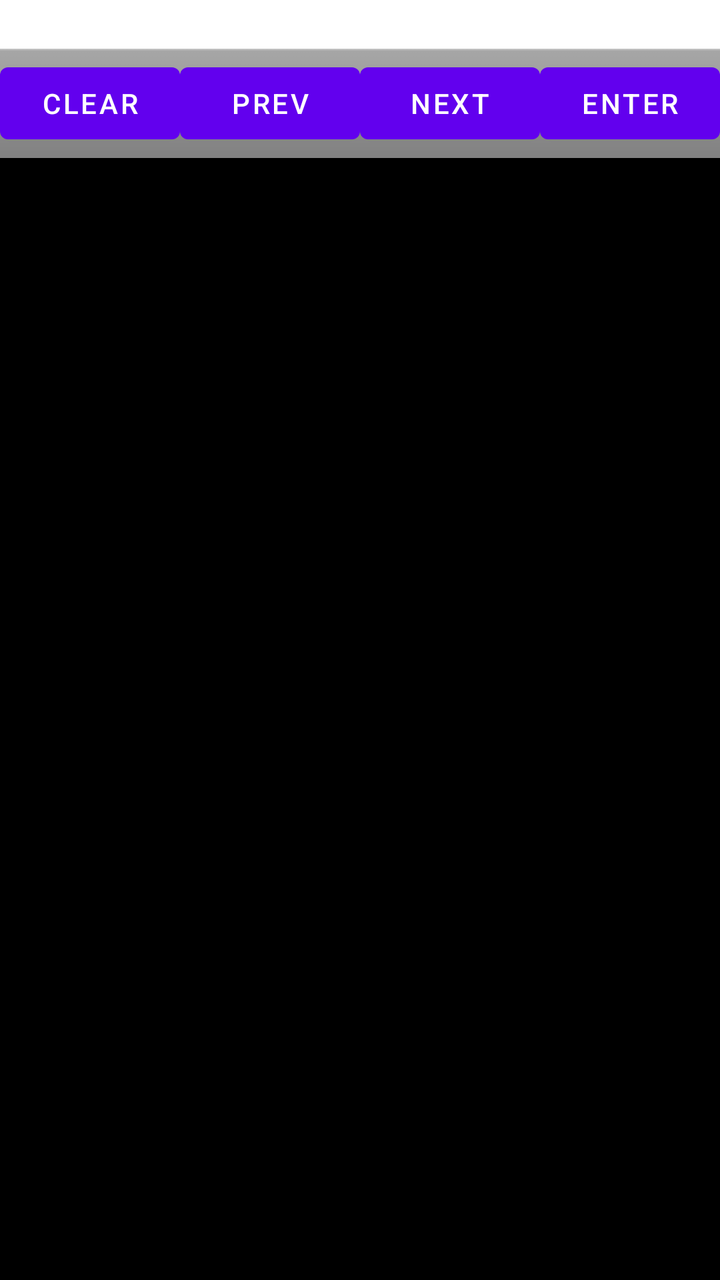
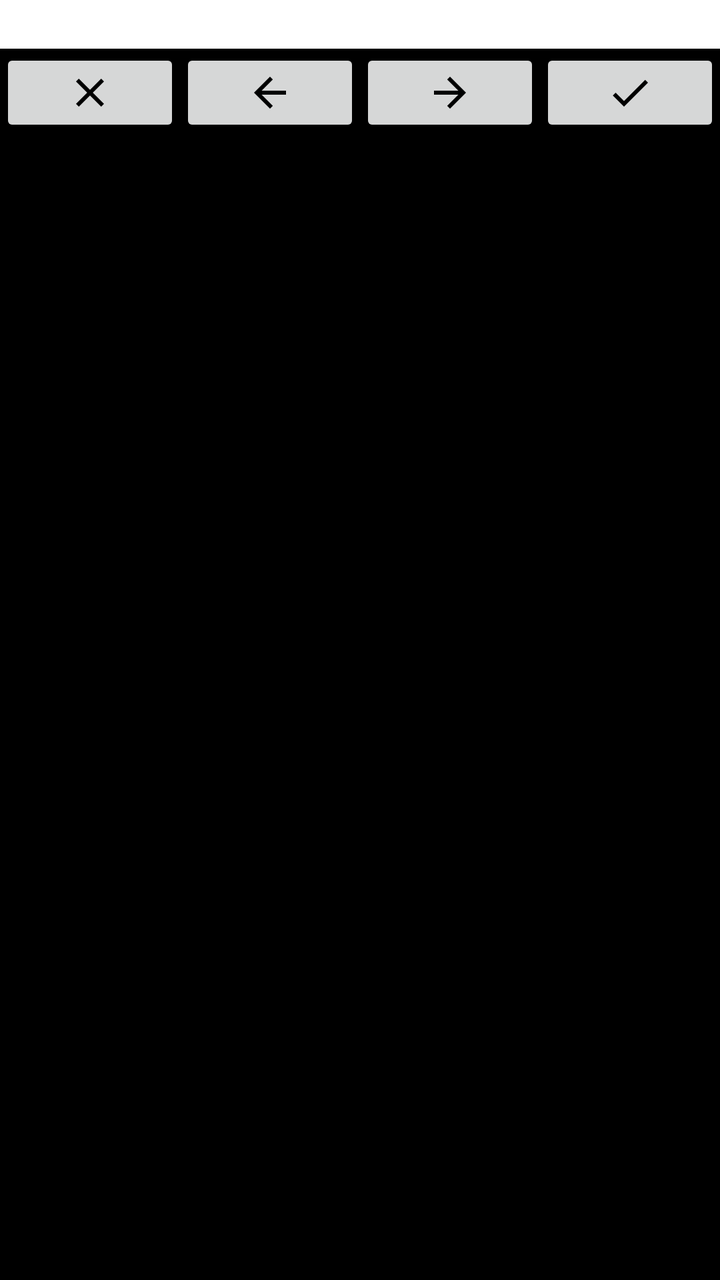

Before-and-after screenshots of an Android layout around one commit, followed by the original layout XML and the change that was made.
<!-- AndroidManifest.xml: fallback theme Theme.MaterialComponents.DayNight.NoActionBar -->
<!-- res/layout/main.xml -->
<?xml version="1.0" encoding="utf-8"?>
<LinearLayout
   xmlns:android="http://schemas.android.com/apk/res/android"
   android:id="@+id/paridroidInput"
   android:orientation="vertical"
   android:layout_width="match_parent"
   android:layout_height="match_parent" >
   <MultiAutoCompleteTextView
      android:id="@+id/inputText"
      android:layout_width="match_parent"
      android:layout_height="wrap_content"
      android:paddingLeft="5dp"
      android:textColor="#000"
      android:background="#fff"
      android:scrollbars="vertical"
      android:imeOptions="flagNoExtractUi">
   </MultiAutoCompleteTextView>
   <LinearLayout
      android:layout_width="match_parent"
      android:layout_height="wrap_content"
      android:background="@android:drawable/bottom_bar"
      android:gravity="center_vertical">
      <Button
         android:id="@+id/clearButton"
         android:layout_width="match_parent"
         android:layout_height="wrap_content"
         android:layout_weight="1.0"
         android:text="Clear"
      />
      <Button
         android:id="@+id/prevButton"
         android:layout_width="match_parent"
         android:layout_height="wrap_content"
         android:layout_weight="1.0"
         android:text="Prev"
      />
      <Button
         android:id="@+id/nextButton"
         android:layout_width="match_parent"
         android:layout_height="wrap_content"
         android:layout_weight="1.0"
         android:text="Next"
      />
      <Button
        android:id="@+id/enterButton"
        android:layout_width="match_parent"
        android:layout_height="wrap_content"
        android:layout_weight="1.0"
        android:text="Enter"
        />
   </LinearLayout>
   <ListView
      android:id="@+id/resultList"
      android:layout_width="match_parent"
      android:layout_height="match_parent"
      android:textColor="#fff"
      android:background="#000"
   />
</LinearLayout>
<!-- resources referenced by this layout -->
<resources>

</resources>

<!-- the commit's change to res/layout/main.xml (unified diff, before → after) -->
@@ -9,7 +9,7 @@
       android:id="@+id/inputText"
       android:layout_width="match_parent"
       android:layout_height="wrap_content"
-      android:paddingLeft="5dp"
+      android:paddingHorizontal="5dp"
       android:textColor="#000"
       android:background="#fff"
       android:scrollbars="vertical"
@@ -18,36 +18,40 @@
    <LinearLayout
       android:layout_width="match_parent"
       android:layout_height="wrap_content"
-      android:background="@android:drawable/bottom_bar"
+      android:background="#000"
       android:gravity="center_vertical">
-      <Button
+      <ImageButton
          android:id="@+id/clearButton"
          android:layout_width="match_parent"
-         android:layout_height="wrap_content"
+         android:layout_height="match_parent"
          android:layout_weight="1.0"
-         android:text="Clear"
+         android:src="@drawable/baseline_clear_black_24"
+         android:contentDescription="@string/clear"
       />
-      <Button
+      <ImageButton
          android:id="@+id/prevButton"
          android:layout_width="match_parent"
-         android:layout_height="wrap_content"
+         android:layout_height="match_parent"
          android:layout_weight="1.0"
-         android:text="Prev"
+         android:src="@drawable/baseline_arrow_back_black_24"
+         android:contentDescription="@string/prev"
       />
-      <Button
+      <ImageButton
          android:id="@+id/nextButton"
          android:layout_width="match_parent"
-         android:layout_height="wrap_content"
+         android:layout_height="match_parent"
          android:layout_weight="1.0"
-         android:text="Next"
+         android:src="@drawable/baseline_arrow_forward_black_24"
+         android:contentDescription="@string/next"
       />
-      <Button
-        android:id="@+id/enterButton"
-        android:layout_width="match_parent"
-        android:layout_height="wrap_content"
-        android:layout_weight="1.0"
-        android:text="Enter"
-        />
+      <ImageButton
+         android:id="@+id/enterButton"
+         android:layout_width="match_parent"
+         android:layout_height="match_parent"
+         android:layout_weight="1.0"
+         android:src="@drawable/baseline_check_black_24"
+         android:contentDescription="@string/enter"
+      />
    </LinearLayout>
    <ListView
       android:id="@+id/resultList"
<!-- resource entries referenced after the edit -->
@@ -1,5 +1,12 @@
 <!-- resources referenced by this layout -->
 <resources>
-
+  <!-- drawable baseline_arrow_back_black_24: png bitmap (drawable-hdpi, 134 bytes) -->
+  <!-- drawable baseline_arrow_forward_black_24: png bitmap (drawable-hdpi, 133 bytes) -->
+  <!-- drawable baseline_check_black_24: png bitmap (drawable-hdpi, 168 bytes) -->
+  <!-- drawable baseline_clear_black_24: png bitmap (drawable-hdpi, 180 bytes) -->
+  <string name="clear">clear</string>
+  <string name="enter">enter</string>
+  <string name="next">next</string>
+  <string name="prev">previous</string>
 </resources>
 
